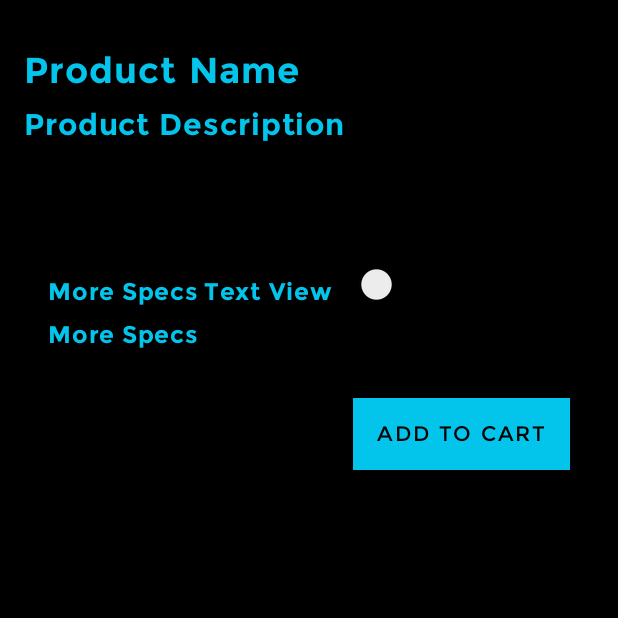
After one commit to MarcLopezMacias/M13Project, an Android app: the fragment ShopItemFragment placed in its activity, on a phone screen of 412 x 824 dp, the top half of it. The commit adds this screen. Run offline under Robolectric (Android 15) with nearby library versions, the phone set to English and light mode, and no system bars; our stand-ins replace Firebase (no records; nobody signed in at launch, a user with empty details on screens opened directly); pictures from the network do not load.

Commit message:
Dem Products!!
It works

```diff
--- a/app/src/main/AndroidManifest.xml
+++ b/app/src/main/AndroidManifest.xml
@@ -8,6 +8,7 @@
 
     <application
         android:allowBackup="true"
+        android:largeHeap="true"
         android:icon="@mipmap/ic_launcher"
         android:label="@string/app_name"
         android:roundIcon="@mipmap/ic_launcher_round"
--- a/app/src/main/java/cat/itb/m13project/ConstantVariables.java
+++ b/app/src/main/java/cat/itb/m13project/ConstantVariables.java
@@ -15,6 +15,9 @@ public class ConstantVariables {
     public static final double IVA = 0.21;
     public static final String CURRENCY = "EUR";
     public static final int DEFAULT_AMOUNT = 1;
+
+    public static final int SHOW_ME_DEFAULT_AMOUNT = 50;
+
 
     public static final String ROOT_URL = "https://app.desyman.com/web/tarifas/";
     public static final String FINAL_URL = "?q=WVdOMGFXOXVQWFJoY21sbVlYTW1ZejB4TURrMU5RPT0";
--- a/app/src/main/java/cat/itb/m13project/Fragments/HomeFragment.java
+++ b/app/src/main/java/cat/itb/m13project/Fragments/HomeFragment.java
@@ -22,24 +22,38 @@ import androidx.recyclerview.widget.RecyclerView;
 
 import com.google.android.material.appbar.MaterialToolbar;
 import com.google.android.material.navigation.NavigationView;
+import com.google.firebase.database.DataSnapshot;
+import com.google.firebase.database.DatabaseError;
+import com.google.firebase.database.Query;
+import com.google.firebase.database.ValueEventListener;
+
+import java.util.ArrayList;
+import java.util.List;
 
 import cat.itb.m13project.R;
-import cat.itb.m13project.adapters.CartItemAdapter;
+import cat.itb.m13project.adapters.ShopItemAdapter;
+import cat.itb.m13project.pojo.Producto;
 
 import static cat.itb.m13project.ConstantVariables.CART;
 import static cat.itb.m13project.ConstantVariables.PROFILE;
+import static cat.itb.m13project.ConstantVariables.SHOW_ME_DEFAULT_AMOUNT;
+import static cat.itb.m13project.MainActivity.dbProductoRef;
 
 public class HomeFragment extends Fragment {
 
     NavigationView navigationView;
 
     RecyclerView recyclerView;
-    CartItemAdapter adapter;
+    ShopItemAdapter adapter;
 
     DrawerLayout drawerLayout;
 
     ActionBarDrawerToggle drawerToggle;
 
+    List<Producto> homeProductos;
+    Query filter;
+
+    int showMeX = SHOW_ME_DEFAULT_AMOUNT;
 
     public HomeFragment() {
         // Required empty public constructor
@@ -55,6 +69,8 @@ public class HomeFragment extends Fragment {
     public View onCreateView(final LayoutInflater inflater, ViewGroup container,
                              Bundle savedInstanceState) {
         View v = inflater.inflate(R.layout.fragment_home, container, false);
+
+        filter = dbProductoRef.orderByChild("fecha_alta").endAt(showMeX);
 
         setHasOptionsMenu(true);
 
@@ -117,13 +133,58 @@ public class HomeFragment extends Fragment {
 
         // RECYCLER
         recyclerView = v.findViewById(R.id.main_recycler_view);
-        adapter = new CartItemAdapter();
+        adapter = new ShopItemAdapter();
         LinearLayoutManager linearLayoutManager = new LinearLayoutManager(getContext());
         linearLayoutManager.setReverseLayout(true);
         recyclerView.setLayoutManager(linearLayoutManager);
+        adapter.setOnClickListener(new View.OnClickListener() {
+            @Override
+            public void onClick(View v) {
+                Bundle b = new Bundle();
+                Producto p = homeProductos.get(recyclerView.getChildAdapterPosition(v));
+                b.putSerializable("currentProduct", p);
+
+                Fragment newFragment;
+                FragmentManager fragmentManager;
+                FragmentTransaction fragmentTransaction;
+
+                newFragment = new ShopItemFragment();
+                newFragment.setArguments(b);
+                fragmentManager = getFragmentManager();
+                fragmentTransaction = fragmentManager.beginTransaction();
+                fragmentTransaction.replace(R.id.fragment, newFragment);
+                fragmentTransaction.addToBackStack(null);
+                fragmentTransaction.commit();
+            }
+        });
         recyclerView.setAdapter(adapter);
+
+        homeProductos = new ArrayList<>();
+        cargarDatos();
 
         return v;
     }
 
+    private void cargarDatos() {
+        filter.addValueEventListener(new ValueEventListener() {
+            @Override
+            public void onDataChange(@NonNull DataSnapshot snapshot) {
+                for (DataSnapshot dataSnapshot : snapshot.getChildren()) {
+                    Producto producto = dataSnapshot.getValue(Producto.class);
+                    if (!homeProductos.contains(producto)) {
+                        homeProductos.add(producto);
+                    }
+                    adapter.notifyDataSetChanged();
+                }
+                System.out.println(homeProductos);
+            }
+
+
+            @Override
+            public void onCancelled(@NonNull DatabaseError error) {
+
+            }
+        });
+    }
+
 }
--- /dev/null
+++ b/app/src/main/java/cat/itb/m13project/Fragments/ShopItemFragment.java
@@ -0,0 +1,35 @@
+package cat.itb.m13project.Fragments;
+
+import android.os.Bundle;
+
+import androidx.fragment.app.Fragment;
+
+import android.view.LayoutInflater;
+import android.view.View;
+import android.view.ViewGroup;
+
+import cat.itb.m13project.R;
+
+
+public class ShopItemFragment extends Fragment {
+
+    public ShopItemFragment() {
+        // Required empty public constructor
+    }
+
+    @Override
+    public void onCreate(Bundle savedInstanceState) {
+        super.onCreate(savedInstanceState);
+    }
+
+    @Override
+    public View onCreateView(LayoutInflater inflater, ViewGroup container,
+                             Bundle savedInstanceState) {
+        // Inflate the layout for this fragment
+        View v = inflater.inflate(R.layout.fragment_shop_item, container, false);
+
+
+
+        return v;
+    }
+}
--- a/app/src/main/java/cat/itb/m13project/MainActivity.java
+++ b/app/src/main/java/cat/itb/m13project/MainActivity.java
@@ -26,7 +26,6 @@ public class MainActivity extends AppCompatActivity {
 
     public static FirebaseDatabase db;
     public static DatabaseReference dbUserRef;
-    public static DatabaseReference dbStockRef;
     public static DatabaseReference dbProductoRef;
 
 
@@ -47,8 +46,7 @@ public class MainActivity extends AppCompatActivity {
 
         db = FirebaseDatabase.getInstance();
         dbUserRef = db.getReference("Usuario");
-        dbStockRef = db.getReference("Productos");
-        dbProductoRef = db.getReference("Productos/Producto");
+        dbProductoRef = db.getReference("Producto");
 
 
         userList = new ArrayList<>();
--- /dev/null
+++ b/app/src/main/java/cat/itb/m13project/adapters/ShopItemAdapter.java
@@ -0,0 +1,78 @@
+package cat.itb.m13project.adapters;
+
+import android.view.View;
+import android.view.ViewGroup;
+import android.widget.ImageSwitcher;
+
+import androidx.annotation.NonNull;
+import androidx.recyclerview.widget.RecyclerView;
+
+import com.google.android.material.switchmaterial.SwitchMaterial;
+import com.google.android.material.textview.MaterialTextView;
+
+import cat.itb.m13project.R;
+import cat.itb.m13project.pojo.Producto;
+
+
+public class ShopItemAdapter extends RecyclerView.Adapter<ShopItemAdapter.ShopItemViewHolder> implements View.OnClickListener {
+
+    private View.OnClickListener listener;
+
+    public void setOnClickListener(View.OnClickListener listener) {
+        this.listener = listener;
+    }
+
+    @Override
+    public void onClick(View v) {
+        if (listener != null) {
+            listener.onClick(v);
+        }
+    }
+
+    @NonNull
+    @Override
+    public ShopItemViewHolder onCreateViewHolder(@NonNull ViewGroup parent, int viewType) {
+        return null;
+    }
+
+    @Override
+    public void onBindViewHolder(@NonNull ShopItemViewHolder holder, int position) {
+    }
+
+    @Override
+    public int getItemCount() {
+        return 0;
+    }
+
+    class ShopItemViewHolder extends RecyclerView.ViewHolder {
+
+        MaterialTextView productNameTextView;
+        ImageSwitcher productImageSwitcher;
+        MaterialTextView productDescriptionTextView;
+        MaterialTextView productSpecsTextView;
+        MaterialTextView showMoreSpecsTextView;
+        SwitchMaterial showMoreSpecsSwitch;
+        MaterialTextView moreSpecsTextView;
+
+        public ShopItemViewHolder(@NonNull View productoView) {
+            super(productoView);
+
+            productNameTextView = productoView.findViewById(R.id.productNameTextView);
+            productImageSwitcher = productoView.findViewById(R.id.productImageSwitcher);
+            productDescriptionTextView = productoView.findViewById(R.id.productDescriptionTextView);
+            productSpecsTextView = productoView.findViewById(R.id.productSpecsTextView);
+            showMoreSpecsTextView = productoView.findViewById(R.id.showMoreSpecsTextView);
+            showMoreSpecsSwitch = productoView.findViewById(R.id.showMoreSpecsSwitch);
+            moreSpecsTextView = productoView.findViewById(R.id.moreSpecsTextView);
+        }
+
+        public void bind(final Producto producto) {
+
+            productNameTextView.setText(producto.getDescripcion());
+            productImageSwitcher.setImageURI(producto.getFotos().get(0));
+            productDescriptionTextView.setText(producto.getCaracteristicas());
+            String specs;
+
+        }
+    }
+}
--- a/app/src/main/res/layout/fragment_home.xml
+++ b/app/src/main/res/layout/fragment_home.xml
@@ -53,9 +53,8 @@
                         android:layout_width="match_parent"
                         android:layout_height="match_parent">
 
-                        <include
-                            android:id="@+id/recycler_view"
-                            layout="@layout/main_recycler_view"
+                        <androidx.recyclerview.widget.RecyclerView
+                            android:id="@+id/main_recycler_view"
                             android:layout_width="match_parent"
                             android:layout_height="match_parent" />
 
--- /dev/null
+++ b/app/src/main/res/layout/fragment_shop_item.xml
@@ -0,0 +1,106 @@
+<?xml version="1.0" encoding="utf-8"?>
+<androidx.constraintlayout.widget.ConstraintLayout
+    xmlns:android="http://schemas.android.com/apk/res/android"
+    xmlns:app="http://schemas.android.com/apk/res-auto"
+    xmlns:tools="http://schemas.android.com/tools"
+    android:layout_width="match_parent"
+    android:layout_height="match_parent"
+    tools:context=".Fragments.ShopItemFragment"
+    android:background="@color/backgroundColor">
+
+
+    <com.google.android.material.textview.MaterialTextView
+        android:id="@+id/productNameTextView"
+        android:layout_width="0dp"
+        android:layout_height="wrap_content"
+        style="@style/productName"
+        android:layout_marginStart="16dp"
+        android:layout_marginTop="32dp"
+        android:layout_marginEnd="16dp"
+        android:hint="@string/product_name"
+        app:layout_constraintEnd_toEndOf="parent"
+        app:layout_constraintStart_toStartOf="parent"
+        app:layout_constraintTop_toTopOf="parent" />
+
+    <ImageSwitcher
+        android:id="@+id/productImageSwitcher"
+        android:layout_width="0dp"
+        android:layout_height="wrap_content"
+        android:layout_marginStart="64dp"
+        android:layout_marginTop="16dp"
+        android:layout_marginEnd="64dp"
+        android:contentDescription="@string/product_image_view_context_description"
+        app:layout_constraintEnd_toEndOf="parent"
+        app:layout_constraintStart_toStartOf="parent"
+        app:layout_constraintTop_toBottomOf="@+id/productDescriptionTextView" />
+
+    <com.google.android.material.textview.MaterialTextView
+        android:id="@+id/productDescriptionTextView"
+        android:layout_width="0dp"
+        android:layout_height="wrap_content"
+        android:layout_marginStart="16dp"
+        style="@style/productDescription"
+        android:layout_marginTop="8dp"
+        android:layout_marginEnd="16dp"
+        android:hint="@string/product_description"
+        app:layout_constraintEnd_toEndOf="parent"
+        app:layout_constraintStart_toStartOf="parent"
+        app:layout_constraintTop_toBottomOf="@+id/productNameTextView" />
+
+    <com.google.android.material.textview.MaterialTextView
+        android:id="@+id/productSpecsTextView"
+        android:layout_width="0dp"
+        android:layout_height="wrap_content"
+        android:layout_marginStart="16dp"
+        android:layout_marginTop="24dp"
+        android:layout_marginEnd="16dp"
+        style="@style/normalSizeText"
+        app:layout_constraintEnd_toEndOf="parent"
+        app:layout_constraintHorizontal_bias="0.498"
+        app:layout_constraintStart_toStartOf="parent"
+        app:layout_constraintTop_toBottomOf="@+id/productImageSwitcher" />
+
+    <com.google.android.material.textview.MaterialTextView
+        android:id="@+id/showMoreSpecsTextView"
+        android:layout_width="0dp"
+        android:layout_height="wrap_content"
+        android:layout_marginStart="32dp"
+        style="@style/smallerText"
+        android:hint="@string/more_specs_text_view"
+        android:layout_marginTop="24dp"
+        app:layout_constraintStart_toStartOf="parent"
+        app:layout_constraintTop_toBottomOf="@+id/productSpecsTextView" />
+
+    <com.google.android.material.switchmaterial.SwitchMaterial
+        android:id="@+id/showMoreSpecsSwitch"
+        android:layout_width="wrap_content"
+        android:layout_height="wrap_content"
+        android:layout_marginStart="16dp"
+        android:layout_marginTop="16dp"
+        app:layout_constraintStart_toEndOf="@+id/showMoreSpecsTextView"
+        app:layout_constraintTop_toBottomOf="@+id/productSpecsTextView" />
+
+    <com.google.android.material.textview.MaterialTextView
+        android:id="@+id/moreSpecsTextView"
+        style="@style/smallerText"
+        android:layout_width="wrap_content"
+        android:layout_height="0dp"
+        android:layout_marginStart="32dp"
+        android:layout_marginTop="8dp"
+        android:hint="@string/more_specs"
+        app:layout_constraintStart_toStartOf="parent"
+        app:layout_constraintTop_toBottomOf="@+id/showMoreSpecsTextView" />
+
+    <com.google.android.material.button.MaterialButton
+        android:id="@+id/addToCartButton"
+        android:layout_width="wrap_content"
+        android:layout_height="wrap_content"
+        style="@style/smallerTextButton"
+        android:layout_marginTop="32dp"
+        android:layout_marginEnd="32dp"
+        android:text="@string/add_to_cart"
+        app:layout_constraintEnd_toEndOf="parent"
+        app:layout_constraintTop_toBottomOf="@+id/moreSpecsTextView" />
+
+
+</androidx.constraintlayout.widget.ConstraintLayout>
--- a/app/src/main/res/navigation/nav_graph.xml
+++ b/app/src/main/res/navigation/nav_graph.xml
@@ -3,7 +3,7 @@
     xmlns:app="http://schemas.android.com/apk/res-auto"
     xmlns:tools="http://schemas.android.com/tools"
     android:id="@+id/nav_graph"
-    app:startDestination="@id/stockFragment">
+    app:startDestination="@id/homeFragment">
 
     <fragment
         android:id="@+id/loginFragment"
--- a/app/src/main/res/values/strings.xml
+++ b/app/src/main/res/values/strings.xml
@@ -242,6 +242,12 @@
     <string name="update">UPDATE</string>
     <string name="exists">EXISTS</string>
     <string name="show_stock">Show STOCK!</string>
+    <string name="product_name">Product Name</string>
+    <string name="product_image_view_context_description">Product Image View Context Description</string>
+    <string name="product_description">Product Description</string>
+    <string name="add_to_cart">Add to Cart</string>
+    <string name="more_specs_text_view">More Specs Text View</string>
+    <string name="more_specs">More Specs</string>
 
 
 </resources>
--- a/app/src/main/res/values/styles.xml
+++ b/app/src/main/res/values/styles.xml
@@ -12,10 +12,17 @@
 
     </style>
 
-    <!-- TEXT AND LAYOUT STYLES ACCORDING TO INTERFACE ELEMENT -->
+    <!-- TEXT OR LAYOUT STYLES, ACCORDING TO INTERFACE ELEMENT -->
 
     <style name="normalSizeText" parent="TextAppearance.MaterialComponents.Body1">
         <item name="android:textSize">20sp</item>
+        <item name="android:textColor">@color/colorPrimary</item>
+        <item name="android:textColorHint">@color/colorPrimary</item>
+        <item name="fontFamily">@font/montserrat_bold</item>
+    </style>
+
+    <style name="smallerText" parent="TextAppearance.MaterialComponents.Body1">
+        <item name="android:textSize">16sp</item>
         <item name="android:textColor">@color/colorPrimary</item>
         <item name="android:textColorHint">@color/colorPrimary</item>
         <item name="fontFamily">@font/montserrat_bold</item>
@@ -62,10 +69,26 @@
         <item name="android:textSize">14sp</item>
     </style>
 
+    <style name="productName" parent="normalSizeText">
+        <item name="android:textStyle">bold</item>
+        <item name="fontFamily">@font/montserrat_bold</item>
+        <item name="android:textSize">24sp</item>
+    </style>
+    <style name="productDescription" parent="normalSizeText">
+        <item name="android:textStyle">normal</item>
+    </style>
+
     <!-- CUSTOM BUTTONS -->
 
     <style name="TextButton" parent="TextAppearance.AppCompat.Widget.Button.Colored">
         <item name="android:textSize">20sp</item>
+        <item name="android:textColor">@color/backgroundColor</item>
+        <item name="android:background">@color/colorPrimary</item>
+
+    </style>
+
+    <style name="smallerTextButton" parent="TextAppearance.AppCompat.Widget.Button.Colored">
+        <item name="android:textSize">14sp</item>
         <item name="android:textColor">@color/backgroundColor</item>
         <item name="android:background">@color/colorPrimary</item>
 
```
Also changed, not shown: app/src/main/java/cat/itb/m13project/Fragments/StockFragment.java (+65 -86 lines), app/src/main/java/cat/itb/m13project/adapters/ItemAdapter.java (deleted, +0 -45 lines), app/src/main/java/cat/itb/m13project/pojo/Producto.java (+56 -5 lines), app/src/main/res/layout/fragment_stock.xml (+17 -3 lines), app/src/main/res/layout/main_recycler_view.xml (deleted, +0 -12 lines).
